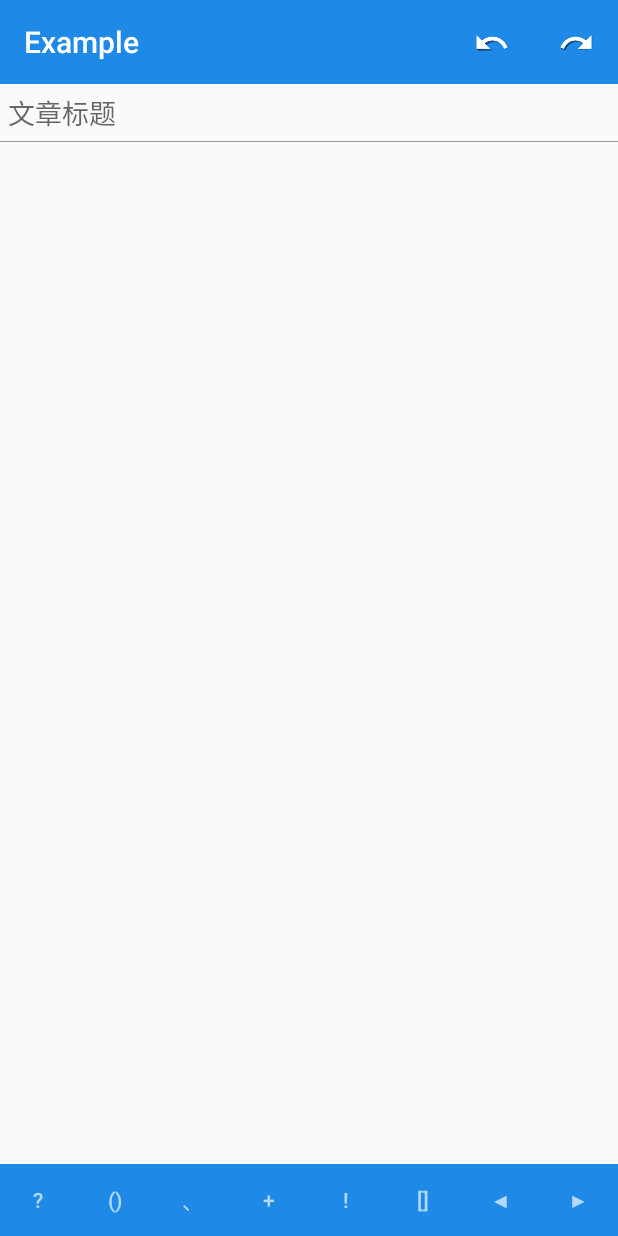
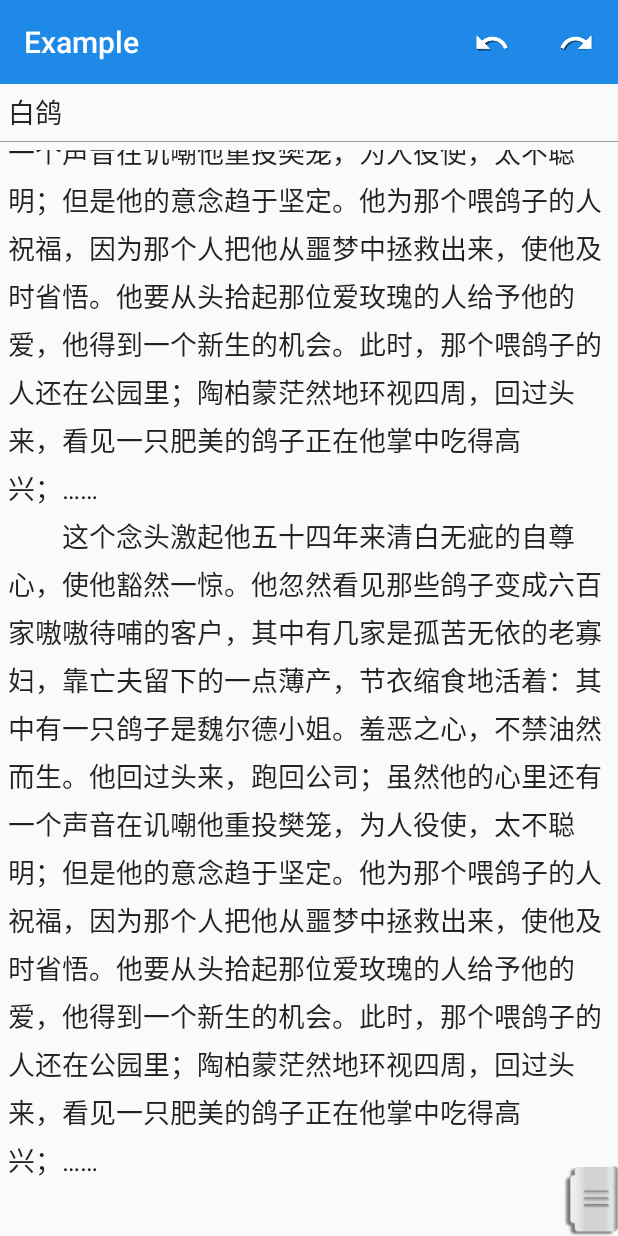
Before and after one commit to GitYangsh/test, an Android app: the EditActivity screen opened directly, with no data from a screen before it, on a phone screen of 412 x 824 dp. Run offline under Robolectric (Android 15) with nearby library versions, the phone set to English and light mode, and no system bars.

Commit message:
提交代码

```diff
--- a/app/src/main/java/com/example/ysh/myapplication/activity/EditActivity.java
+++ b/app/src/main/java/com/example/ysh/myapplication/activity/EditActivity.java
@@ -1,5 +1,6 @@
 package com.example.ysh.myapplication.activity;
 
+import android.graphics.Rect;
 import android.os.Bundle;
 import android.support.annotation.Nullable;
 import android.support.v7.app.AppCompatActivity;
@@ -7,6 +8,7 @@ import android.support.v7.widget.Toolbar;
 import android.view.Menu;
 import android.view.MenuItem;
 import android.view.View;
+import android.widget.EditText;
 
 import com.example.ysh.myapplication.R;
 import com.example.ysh.myapplication.view.AuthorEditText;
@@ -24,19 +26,72 @@ import com.example.ysh.myapplication.view.FastEditBar;
 public class EditActivity extends AppCompatActivity implements View.OnClickListener {
 
     AuthorEditText mAuthorEditText;
+    FastEditBar mFastTextEditBar;
+    boolean mIsFirst = false;
 
     @Override
     protected void onCreate(@Nullable Bundle savedInstanceState) {
         super.onCreate(savedInstanceState);
         setContentView(R.layout.activity_edit);
 
-        Toolbar toolbar = (Toolbar) findViewById(R.id.toolbar);
+        final Toolbar toolbar = (Toolbar) findViewById(R.id.toolbar);
         setSupportActionBar(toolbar);
 
         mAuthorEditText = (AuthorEditText) findViewById(R.id.edit_text);
         mAuthorEditText.setIndent(true);
-        FastEditBar fastTextEditBar = (FastEditBar) findViewById(R.id.tab_layout);
-        fastTextEditBar.setFastEditClickListener(mAuthorEditText);
+        mFastTextEditBar = (FastEditBar) findViewById(R.id.tab_layout);
+        mFastTextEditBar.setFastEditClickListener(mAuthorEditText);
+
+        EditText editText = (EditText) findViewById(R.id.edit_text_title);
+        editText.setText("白鸽");
+        String chapter = "这个念头激起他五十四年来清白无疵的自尊心，使他豁然一惊。他忽然看见那些鸽子变成六百家嗷嗷待哺的客户，其中有几家是孤苦无依的老寡妇，靠亡夫留下的一点薄产，节衣缩食地活着：其中有一只鸽子是魏尔德小姐。羞恶之心，不禁油然而生。他回过头来，跑回公司；虽然他的心里还有一个声音在讥嘲他重投樊笼，为人役使，太不聪明；但是他的意念趋于坚定。他为那个喂鸽子的人祝福，因为那个人把他从噩梦中拯救出来，使他及时省悟。他要从头拾起那位爱玫瑰的人给予他的爱，他得到一个新生的机会。此时，那个喂鸽子的人还在公园里；陶柏蒙茫然地环视四周，回过头来，看见一只肥美的鸽子正在他掌中吃得高兴；……\n\u3000\u3000";
+        StringBuilder sb = new StringBuilder();
+        for (int i = 0; i < 50; i++) {
+            sb.append(chapter);
+        }
+        mAuthorEditText.append(sb.toString());
+        mAuthorEditText.requestFocus();
+        mAuthorEditText.setSelection(mAuthorEditText.getText().length());
+        mAuthorEditText.setOnClickListener(new View.OnClickListener() {
+            @Override
+            public void onClick(View v) {
+                if (!mIsFirst) {
+                    mIsFirst = true;
+                }
+            }
+        });
+
+        getWindow().getDecorView().addOnLayoutChangeListener(new View.OnLayoutChangeListener() {
+            @Override
+            public void onLayoutChange(View v, int left, int top, int right, int bottom, int oldLeft, int oldTop, int oldRight, int oldBottom) {
+                if (!mIsFirst) {
+                    return;
+                }
+                //获取View可见区域的bottom
+                Rect rect = new Rect();
+                getWindow().getDecorView().getWindowVisibleDisplayFrame(rect);
+                if(bottom!=0 && oldBottom!=0 && bottom - rect.bottom <= 0){
+                    if (mFastTextEditBar.getVisibility() == View.VISIBLE) {
+                        mFastTextEditBar.post(new Runnable() {
+                            @Override
+                            public void run() {
+                                mFastTextEditBar.setVisibility(View.GONE);
+                            }
+                        });
+                    }
+                }else {
+                    if (mFastTextEditBar.getVisibility() == View.GONE) {
+                        mFastTextEditBar.post(new Runnable() {
+                            @Override
+                            public void run() {
+                                mFastTextEditBar.setVisibility(View.VISIBLE);
+                            }
+                        });
+                    }
+                }
+            }
+        });
+
     }
 
     @Override
--- a/app/src/main/res/layout/activity_edit.xml
+++ b/app/src/main/res/layout/activity_edit.xml
@@ -56,5 +56,6 @@
         app:tabMode="fixed"
         app:tabSelectedTextColor="@color/colorTextHint"
         app:tabTextColor="@color/colorTextHint"
+        android:visibility="gone"
         />
 </LinearLayout>
```
